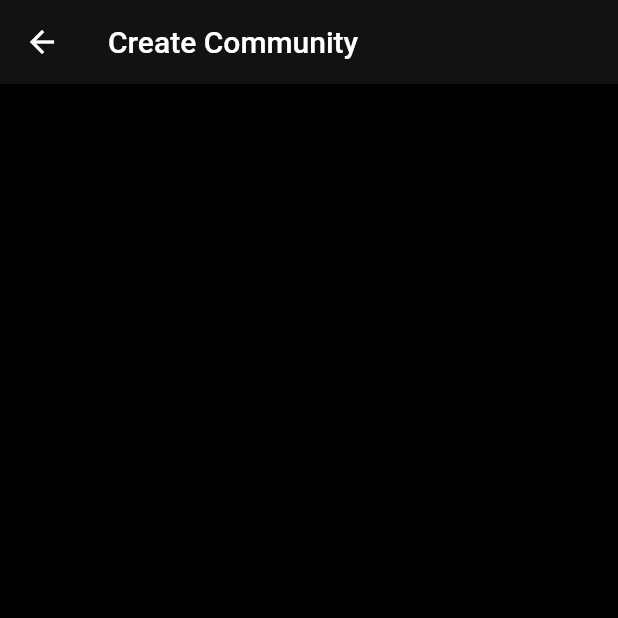
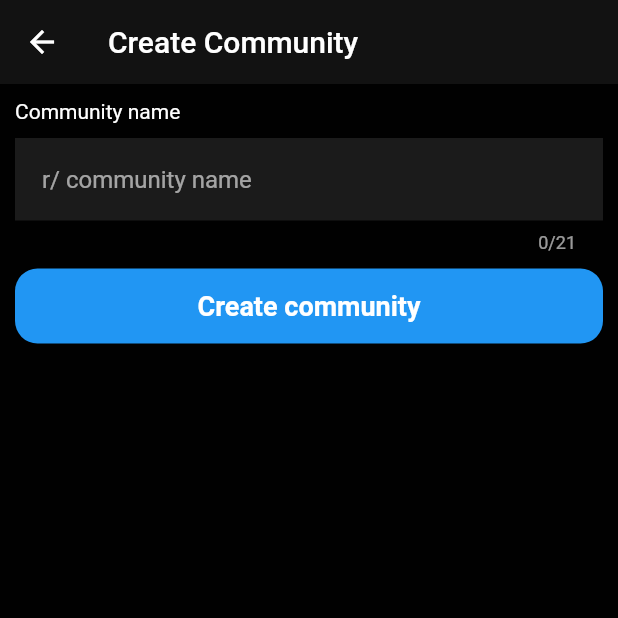
Before and after one commit to yacineboudebouz/Reddit-Clone, a Flutter app: the CreateCommunityScreen screen opened directly, on a phone screen of 412 x 824 dp, the top half of it. Run offline on Flutter 3.47's test engine with Material 2 defaults, Android fonts, the phone set to English and light mode, and no system bars; our stand-ins replace cloud_firestore, firebase_auth, firebase_core, firebase_storage, flutter_riverpod, fpdart and 2 more; accounts and stored records are empty.

Commit message:
create community screen

```diff
--- a/lib/features/community/screens/create_community_screen.dart
+++ b/lib/features/community/screens/create_community_screen.dart
@@ -10,12 +10,53 @@ class CreateCommunityScreen extends ConsumerStatefulWidget {
 }
 
 class _CreateCommunityScreenState extends ConsumerState<CreateCommunityScreen> {
+  final communityNameController = TextEditingController();
+
+  @override
+  void dispose() {
+    // TODO: implement dispose
+    super.dispose();
+    communityNameController.dispose();
+  }
+
   @override
   Widget build(BuildContext context) {
     return Scaffold(
       appBar: AppBar(
         title: const Text('Create Community'),
       ),
+      body: Padding(
+        padding: EdgeInsets.all(10.0),
+        child: Column(
+          children: [
+            const Align(
+                alignment: Alignment.topLeft, child: Text('Community name')),
+            const SizedBox(height: 10.0),
+            const TextField(
+              decoration: InputDecoration(
+                  border: InputBorder.none,
+                  contentPadding: EdgeInsets.all(18),
+                  hintText: 'r/ community name',
+                  filled: true),
+              maxLength: 21,
+            ),
+            const SizedBox(height: 10.0),
+            ElevatedButton(
+              onPressed: () {},
+              style: ElevatedButton.styleFrom(
+                minimumSize: const Size(double.infinity, 50),
+                shape: RoundedRectangleBorder(
+                  borderRadius: BorderRadius.circular(15),
+                ),
+              ),
+              child: const Text(
+                'Create community',
+                style: TextStyle(fontWeight: FontWeight.w600, fontSize: 18),
+              ),
+            ),
+          ],
+        ),
+      ),
     );
   }
 }
```
